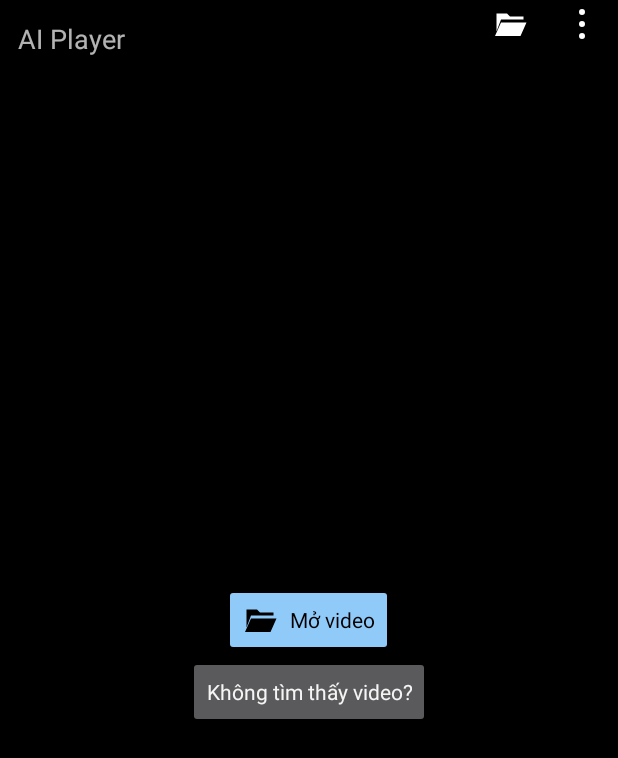
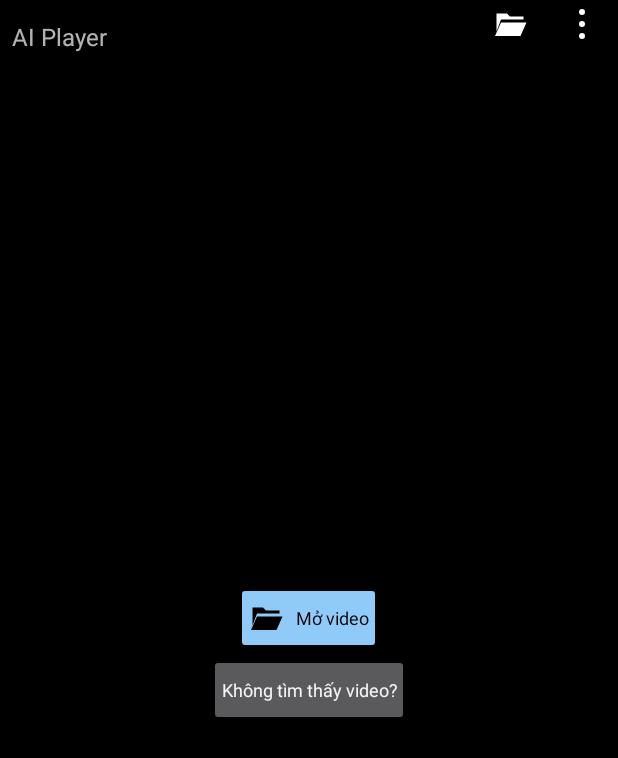
Before and after one commit to khoalpa/ai.player.android, an Android app: the screen it shows after launch (MainActivity), on a phone screen of 412 x 824 dp. Shown: the top 758 px of the screen. Run offline under Robolectric (Android 15) with nearby library versions, the phone set to English and light mode, and no system bars; libraries missing offline, so code that uses them is left out: com.google.mlkit.nl, org.vosk, org.vosk.android; pictures from the network do not load.

Commit message:
ui: apply compact 12sp typography and 8dp spacing without changing player flows

```diff
--- a/app/src/main/java/com/aiplayer/android/MainActivity.java
+++ b/app/src/main/java/com/aiplayer/android/MainActivity.java
@@ -158,10 +158,10 @@ public final class MainActivity extends Activity {
         chrome.setGravity(Gravity.CENTER_VERTICAL);
         title = new TextView(this);
         title.setText("AI Player");
-        title.setTextSize(18);
+        title.setTextSize(16);
         title.setSingleLine();
         title.setEllipsize(TextUtils.TruncateAt.END);
-        title.setPadding(dp(12), 0, dp(4), 0);
+        title.setPadding(dp(8), 0, dp(4), 0);
         chrome.addView(title, new LinearLayout.LayoutParams(0, -2, 1));
         iconButton(chrome, R.drawable.ic_control_open, "Mở video", false, this::openPicker);
         Button menu = iconButton(chrome, R.drawable.ic_control_more, "Tùy chọn video", false, null);
@@ -206,7 +206,7 @@ public final class MainActivity extends Activity {
         subtitle = new TextView(this);
         subtitle.setTextColor(0xffffffff);
         subtitle.setBackgroundColor(0xc0000000);
-        subtitle.setTextSize(18);
+        subtitle.setTextSize(16);
         subtitle.setGravity(Gravity.CENTER);
         subtitle.setPadding(dp(8), dp(4), dp(8), dp(4));
         FrameLayout.LayoutParams overlay = new FrameLayout.LayoutParams(-1, -2, Gravity.BOTTOM);
@@ -232,11 +232,12 @@ public final class MainActivity extends Activity {
 
         feedback = row(root);
         feedback.setGravity(Gravity.CENTER_VERTICAL);
-        feedback.setPadding(dp(12), 0, dp(12), 0);
+        feedback.setPadding(dp(8), 0, dp(8), 0);
         progress = new ProgressBar(this, null, android.R.attr.progressBarStyleHorizontal);
         feedback.addView(progress, new LinearLayout.LayoutParams(dp(64), dp(24)));
         status = new TextView(this);
         status.setAccessibilityLiveRegion(View.ACCESSIBILITY_LIVE_REGION_POLITE);
+        status.setTextSize(12);
         feedback.addView(status, new LinearLayout.LayoutParams(0, -2, 1));
         dismissStatus = iconButton(feedback, R.drawable.ic_control_cancel, "Đóng thông báo",
                 false, () -> showStatus(""));
@@ -269,7 +270,9 @@ public final class MainActivity extends Activity {
         Button button = new Button(this);
         button.setText(label);
         button.setAllCaps(false);
-        button.setMinHeight(dp(48));
+        button.setMinHeight(dp(40));
+        button.setTextSize(12);
+        button.setPadding(dp(8), dp(4), dp(8), dp(4));
         button.setOnClickListener(v -> action.run());
         parent.addView(button, new LinearLayout.LayoutParams(-2, -2));
         return button;
@@ -277,10 +280,12 @@ public final class MainActivity extends Activity {
 
     private Button iconButton(LinearLayout row, int icon, String description, boolean weighted, Runnable action) {
         Button button = new Button(this);
+        // Keep the 48dp touch target while drawing a compact 40dp control.
         button.setMinWidth(dp(48));
         button.setMinimumWidth(dp(48));
         button.setMinHeight(dp(48));
         button.setMinimumHeight(dp(48));
+        button.setTextSize(12);
         button.setPadding(dp(8), dp(4), dp(8), dp(4));
         button.setGravity(Gravity.CENTER);
         button.setAllCaps(false);
@@ -353,7 +358,9 @@ public final class MainActivity extends Activity {
         Button button = new Button(this);
         button.setText(label);
         button.setAllCaps(false);
-        button.setMinHeight(dp(48));
+        button.setMinHeight(dp(40));
+        button.setTextSize(12);
+        button.setPadding(dp(8), dp(4), dp(8), dp(4));
         button.setOnClickListener(view -> action.run());
         row.addView(button, new LinearLayout.LayoutParams(0, -2, 1));
         return button;
@@ -614,6 +621,7 @@ public final class MainActivity extends Activity {
         if (choices.size() < MODES.size()) addLabel(form, "Cần tạo bản dịch trước để chọn Bản dịch.");
         SeekBar volume = voice ? volumeField(form, "Âm lượng giọng đọc", settings.dubbingVolume) : null;
         TextView availability = new TextView(this);
+        availability.setTextSize(12);
         if (voice) {
             form.addView(availability);
             mode.setOnItemSelectedListener(new AdapterView.OnItemSelectedListener() {
@@ -719,7 +727,8 @@ public final class MainActivity extends Activity {
             if (showTranslation && !cue.hasTranslation()) {
                 line = "Chưa có bản dịch\nBản gốc: " + cue.sourceText;
             }
-            view.setPadding(dp(12), dp(10), dp(12), dp(10));
+            view.setTextSize(12);
+            view.setPadding(dp(8), dp(8), dp(8), dp(8));
             String timestamp = (active ? "Đang phát · " : "") + TranscriptParser.formatTime(cue.startMs);
             SpannableString content = new SpannableString(timestamp + "\n"
                     + (line.isEmpty() ? "Chưa có bản dịch" : line));
@@ -745,6 +754,7 @@ public final class MainActivity extends Activity {
     private void addLabel(LinearLayout form, String label) {
         TextView text = new TextView(this);
         text.setText(label);
+        text.setTextSize(12);
         form.addView(text);
     }
 
```
